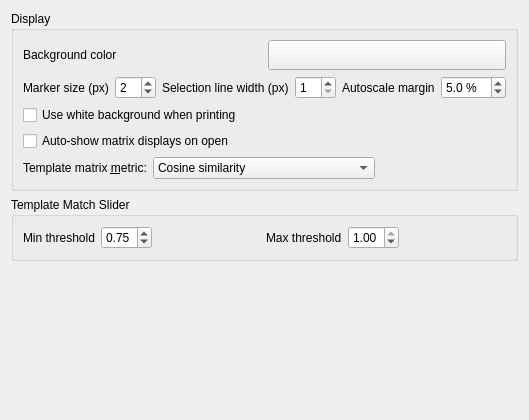
First picture: the form in src/klusters/src/prefdisplaylayout.ui, repository Gravios/neurosuite-3, before the edit.
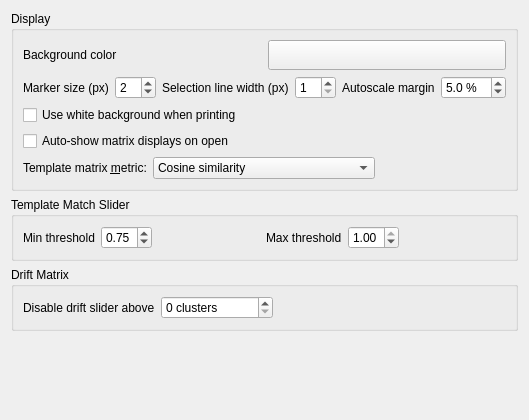
Second picture: the form after the edit. Custom widgets are drawn as their Qt base class.

Commit message: klusters: move the drift-slider cluster limit into Preferences > Display > Drift Matrix

Patch:
```diff
--- a/src/klusters/src/prefdisplaylayout.ui
+++ b/src/klusters/src/prefdisplaylayout.ui
@@ -378,6 +378,43 @@
        </layout>
       </widget>
    </item>
+   <item>
+      <widget class="QGroupBox" name="groupBoxDriftMatrix">
+       <property name="sizePolicy">
+        <sizepolicy hsizetype="Preferred" vsizetype="Fixed">
+         <horstretch>0</horstretch>
+         <verstretch>0</verstretch>
+        </sizepolicy>
+       </property>
+       <property name="title">
+        <string>Drift Matrix</string>
+       </property>
+       <layout class="QHBoxLayout" name="driftMatrixRow">
+        <item>
+         <widget class="QLabel" name="driftSliderMaxClustersLabel">
+          <property name="text">
+           <string>Disable drift slider above</string>
+          </property>
+         </widget>
+        </item>
+        <item>
+         <widget class="QSpinBox" name="driftSliderMaxClustersSpinBox">
+          <property name="minimum"><number>0</number></property>
+          <property name="maximum"><number>1000000</number></property>
+          <property name="singleStep"><number>100</number></property>
+          <property name="suffix"><string> clusters</string></property>
+          <property name="toolTip"><string>Each drift-slider step recomputes the correlation of every cluster pair, so the control stops being interactive well before the matrix stops being readable. Drift linking is also only meaningful once the sort has been consolidated. Above this count the slider is disabled and re-enables itself as you merge down. 0 disables it always. Default: 1000.</string></property>
+         </widget>
+        </item>
+        <item>
+         <spacer name="driftSliderMaxClustersSpacer">
+          <property name="orientation"><enum>Qt::Horizontal</enum></property>
+          <property name="sizeHint" stdset="0"><size><width>40</width><height>20</height></size></property>
+         </spacer>
+        </item>
+       </layout>
+      </widget>
+   </item>
    <item><spacer name="vSpacer"><property name="orientation"><enum>Qt::Vertical</enum></property><property name="sizeHint" stdset="0"><size><width>20</width><height>40</height></size></property></spacer></item>
   </layout>
  </widget>
```
The commit also changes 8 other files.
